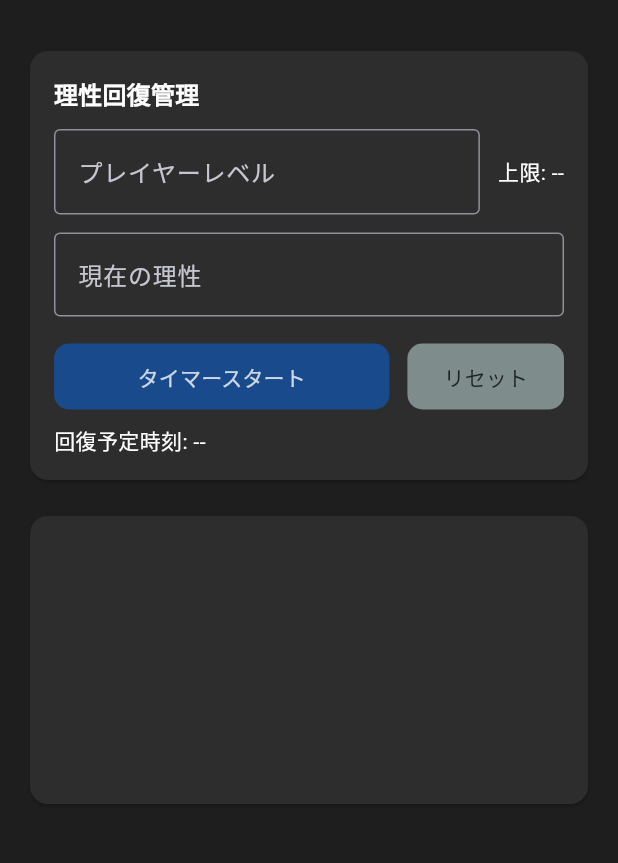
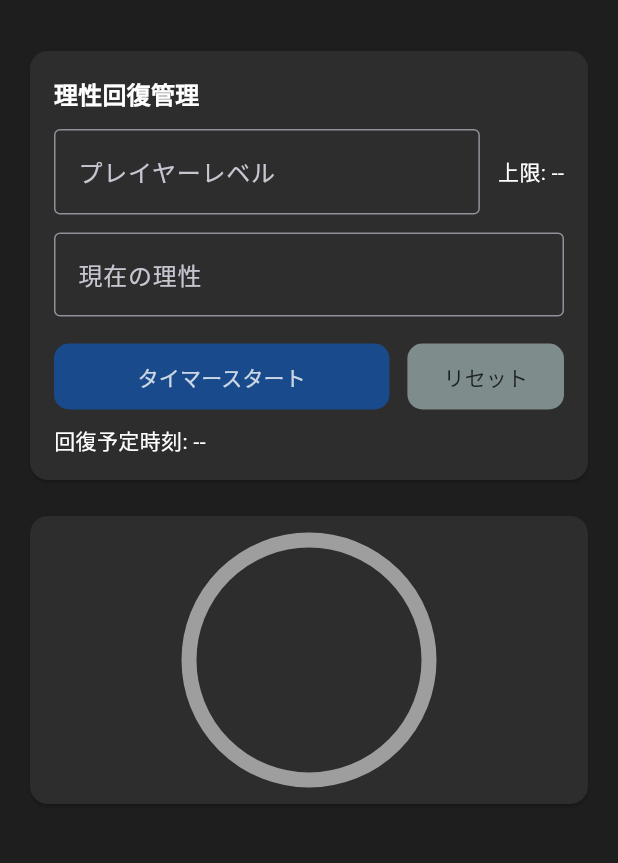
Before and after one commit to saica1101/arknights_timer, a Flutter app: the screen it shows after launch, after a tap on the "dark mode" icon, on a phone screen of 412 x 824 dp, the part 63-926 px from its top. Run offline on Flutter 3.47's test engine with Material 3 defaults, Android fonts, the phone set to English and light mode, and no system bars; our stand-ins replace flutter_local_notifications, flutter_timezone, permission_handler, shared_preferences, timezone; missing offline and left inert: window_manager; Roboto replaces fonts that are missing (Segoe UI Variable).

Commit message:
fix(StaminaProgressRing): update background color based on theme brightness

```diff
--- a/lib/presentation/widgets/stamina_progress_ring.dart
+++ b/lib/presentation/widgets/stamina_progress_ring.dart
@@ -20,6 +20,9 @@ class StaminaProgressRing extends StatelessWidget {
     final foreground = isDark
         ? const Color(0xFF0085FF) // AppColors.progressRingDark
         : const Color(0xFFD4EAF7); // AppColors.progressRingLight
+    final bgcolor = isDark
+        ? const Color(0xFF9E9E9E) // AppColors.progressRingDark
+        : const Color(0xE1FFFFFF); // AppColors.progressRingLight
     final track = Theme.of(context).cardColor.withValues(alpha: 0.3);
     return Stack(
       alignment: Alignment.center,
@@ -43,7 +46,7 @@ class StaminaProgressRing extends StatelessWidget {
                     value: v,
                     strokeWidth: 10,
                     valueColor: AlwaysStoppedAnimation(foreground),
-                    backgroundColor: Colors.transparent,
+                    backgroundColor: bgcolor,
                   ),
                 ],
               );
```
Also changed, not shown: image.png (deleted).
